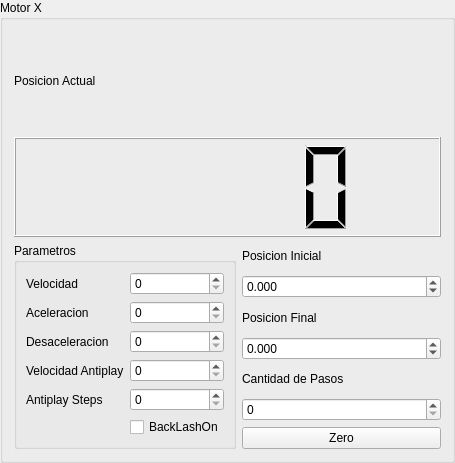
Above: components/Platina/conf.ui from FranciscoGauna/Microscopy-Program before the change. Below: the same form after it.
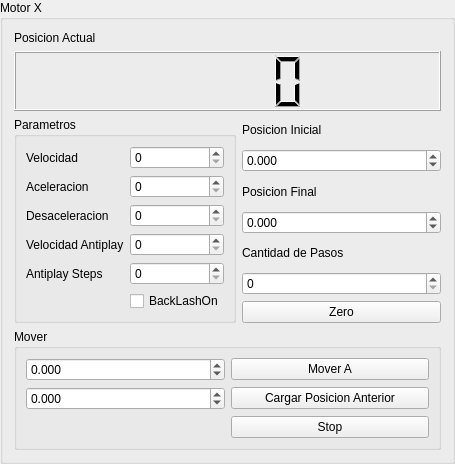
That is the form after the change.

Patch:
```diff
--- a/components/Platina/conf.ui
+++ b/components/Platina/conf.ui
@@ -187,6 +187,62 @@
      </item>
     </layout>
    </item>
+   <item>
+    <widget class="QGroupBox" name="move_box">
+     <property name="title">
+      <string>Mover</string>
+     </property>
+     <layout class="QGridLayout" name="gridLayout">
+      <item row="1" column="0">
+       <widget class="QDoubleSpinBox" name="last_position_sb">
+        <property name="decimals">
+         <number>3</number>
+        </property>
+        <property name="minimum">
+         <double>-99999.990000000005239</double>
+        </property>
+        <property name="maximum">
+         <double>99999.990000000005239</double>
+        </property>
+       </widget>
+      </item>
+      <item row="0" column="1">
+       <widget class="QPushButton" name="move_to_bt">
+        <property name="text">
+         <string>Mover A</string>
+        </property>
+       </widget>
+      </item>
+      <item row="1" column="1">
+       <widget class="QPushButton" name="last_position_bt">
+        <property name="text">
+         <string>Cargar Posicion Anterior</string>
+        </property>
+       </widget>
+      </item>
+      <item row="0" column="0">
+       <widget class="QDoubleSpinBox" name="move_to_sb">
+        <property name="decimals">
+         <number>3</number>
+        </property>
+        <property name="minimum">
+         <double>-99999.990000000005239</double>
+        </property>
+        <property name="maximum">
+         <double>99999.990000000005239</double>
+        </property>
+       </widget>
+      </item>
+      <item row="2" column="1">
+       <widget class="QPushButton" name="stop_bt">
+        <property name="text">
+         <string>Stop</string>
+        </property>
+       </widget>
+      </item>
+     </layout>
+    </widget>
+   </item>
   </layout>
  </widget>
  <resources/>
```
